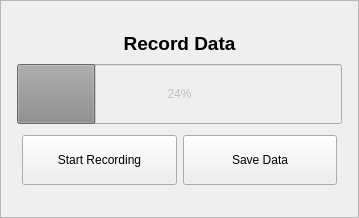
First picture: the form in src/RTUltrasteer/SaveDataWidget.ui, repository josephgreer/ultrasteer, before the edit.
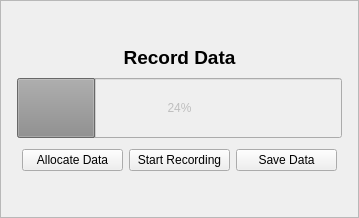
Second picture: the form after the edit.

Commit message: Progress on saveDataWidget functionality. EstimatorWidget overrides onFrame() now so that it can pass data to saveDataWidget Made saveDataWidget fucntionality more isolated from EstimatorWidget

```diff
--- a/src/RTUltrasteer/SaveDataWidget.ui
+++ b/src/RTUltrasteer/SaveDataWidget.ui
@@ -51,32 +51,7 @@
        <property name="margin">
         <number>5</number>
        </property>
-       <item row="0" column="0">
-        <widget class="QPushButton" name="startRecordingButton">
-         <property name="sizePolicy">
-          <sizepolicy hsizetype="Minimum" vsizetype="Maximum">
-           <horstretch>0</horstretch>
-           <verstretch>0</verstretch>
-          </sizepolicy>
-         </property>
-         <property name="minimumSize">
-          <size>
-           <width>0</width>
-           <height>15</height>
-          </size>
-         </property>
-         <property name="maximumSize">
-          <size>
-           <width>16777215</width>
-           <height>50</height>
-          </size>
-         </property>
-         <property name="text">
-          <string>Start Recording</string>
-         </property>
-        </widget>
-       </item>
-       <item row="0" column="1">
+       <item row="0" column="3">
         <widget class="QPushButton" name="saveDataButton">
          <property name="sizePolicy">
           <sizepolicy hsizetype="Minimum" vsizetype="Maximum">
@@ -101,6 +76,38 @@
          </property>
         </widget>
        </item>
+       <item row="0" column="1">
+        <widget class="QPushButton" name="startRecordingButton">
+         <property name="sizePolicy">
+          <sizepolicy hsizetype="Minimum" vsizetype="Maximum">
+           <horstretch>0</horstretch>
+           <verstretch>0</verstretch>
+          </sizepolicy>
+         </property>
+         <property name="minimumSize">
+          <size>
+           <width>0</width>
+           <height>15</height>
+          </size>
+         </property>
+         <property name="maximumSize">
+          <size>
+           <width>16777215</width>
+           <height>50</height>
+          </size>
+         </property>
+         <property name="text">
+          <string>Start Recording</string>
+         </property>
+        </widget>
+       </item>
+       <item row="0" column="0">
+        <widget class="QPushButton" name="allocateDataButton">
+         <property name="text">
+          <string>Allocate Data</string>
+         </property>
+        </widget>
+       </item>
       </layout>
      </item>
      <item row="1" column="0">
```
The commit also changes 7 other files.
